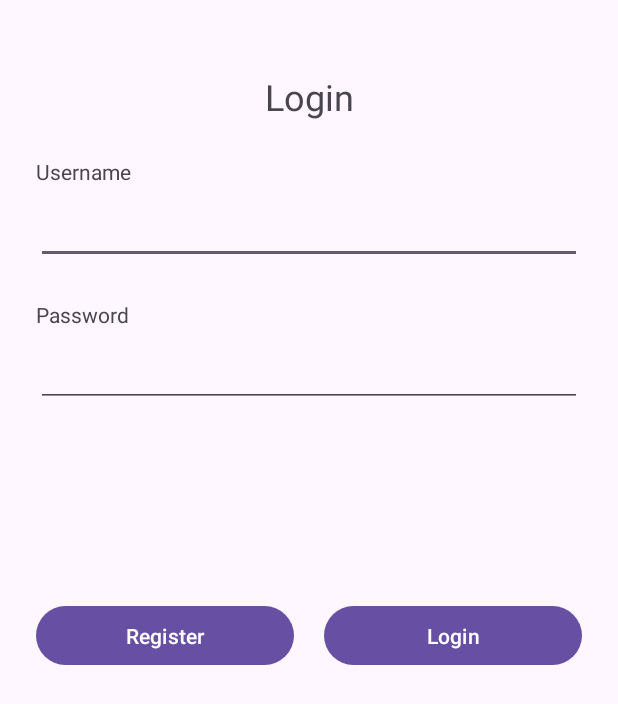
After one commit to Shloktheboss142/EventManagementApp, an Android app: the UserLogin screen opened directly, with no data from a screen before it, on a phone screen of 412 x 824 dp. The commit adds this screen. Shown: the top 704 px of the screen. Run offline under Robolectric (Android 15) with nearby library versions, the phone set to English and light mode, and no system bars.

Commit message:
Basic UI for login (portrait and landscape) done

```diff
--- a/app/build.gradle.kts
+++ b/app/build.gradle.kts
@@ -33,6 +33,7 @@ dependencies {
     implementation("androidx.appcompat:appcompat:1.6.1")
     implementation("com.google.android.material:material:1.11.0")
     implementation("androidx.constraintlayout:constraintlayout:2.1.4")
+    implementation("androidx.activity:activity:1.8.0")
     testImplementation("junit:junit:4.13.2")
     androidTestImplementation("androidx.test.ext:junit:1.1.5")
     androidTestImplementation("androidx.test.espresso:espresso-core:3.5.1")
--- a/app/src/main/AndroidManifest.xml
+++ b/app/src/main/AndroidManifest.xml
@@ -13,6 +13,9 @@
         android:theme="@style/Theme.Assignment1"
         tools:targetApi="31">
         <activity
+            android:name=".UserLogin"
+            android:exported="false" />
+        <activity
             android:name=".UserRegisterActivity"
             android:exported="false" />
         <activity
--- /dev/null
+++ b/app/src/main/java/com/fit2081/assignment1/UserLogin.java
@@ -0,0 +1,32 @@
+package com.fit2081.assignment1;
+
+import android.content.Intent;
+import android.os.Bundle;
+import android.view.View;
+
+import androidx.activity.EdgeToEdge;
+import androidx.appcompat.app.AppCompatActivity;
+import androidx.core.graphics.Insets;
+import androidx.core.view.ViewCompat;
+import androidx.core.view.WindowInsetsCompat;
+
+public class UserLogin extends AppCompatActivity {
+
+    @Override
+    protected void onCreate(Bundle savedInstanceState) {
+        super.onCreate(savedInstanceState);
+        EdgeToEdge.enable(this);
+        setContentView(R.layout.activity_user_login);
+        ViewCompat.setOnApplyWindowInsetsListener(findViewById(R.id.main), (v, insets) -> {
+            Insets systemBars = insets.getInsets(WindowInsetsCompat.Type.systemBars());
+            v.setPadding(systemBars.left, systemBars.top, systemBars.right, systemBars.bottom);
+            return insets;
+        });
+    }
+
+    public void onClickRegister(View view) {
+        Intent intent = new Intent(this, MainActivity.class);
+
+        startActivity(intent);
+    }
+}
--- a/app/src/main/res/layout/activity_main.xml
+++ b/app/src/main/res/layout/activity_main.xml
@@ -11,7 +11,7 @@
         android:layout_width="wrap_content"
         android:layout_height="wrap_content"
         android:orientation="horizontal"
-        app:layout_constraintGuide_begin="80dp" />
+        app:layout_constraintGuide_begin="81dp" />
 
     <TextView
         android:id="@+id/textView3"
@@ -39,19 +39,19 @@
         android:layout_width="wrap_content"
         android:layout_height="wrap_content"
         android:orientation="vertical"
-        app:layout_constraintGuide_begin="25dp" />
+        app:layout_constraintGuide_begin="24dp" />
 
     <androidx.constraintlayout.widget.Guideline
         android:id="@+id/guideline4"
         android:layout_width="wrap_content"
         android:layout_height="wrap_content"
         android:orientation="vertical"
-        app:layout_constraintGuide_end="25dp" />
+        app:layout_constraintGuide_end="24dp" />
 
     <EditText
         android:id="@+id/usernameInput"
         android:layout_width="0dp"
-        android:layout_height="43dp"
+        android:layout_height="44dp"
         android:layout_marginTop="8dp"
         android:ems="10"
         android:inputType="text"
@@ -93,7 +93,7 @@
     <EditText
         android:id="@+id/confirmPasswordInput"
         android:layout_width="0dp"
-        android:layout_height="43dp"
+        android:layout_height="44dp"
         android:layout_marginTop="8dp"
         android:ems="10"
         android:inputType="textPassword"
@@ -119,6 +119,7 @@
         android:layout_width="0dp"
         android:layout_height="47dp"
         android:layout_marginLeft="10dp"
+        android:onClick="onClickLogin"
         android:text="Login"
         app:layout_constraintEnd_toStartOf="@+id/guideline4"
         app:layout_constraintHorizontal_bias="0.5"
@@ -130,6 +131,6 @@
         android:layout_width="wrap_content"
         android:layout_height="wrap_content"
         android:orientation="horizontal"
-        app:layout_constraintGuide_begin="397dp" />
+        app:layout_constraintGuide_begin="400dp" />
 
 </androidx.constraintlayout.widget.ConstraintLayout>
--- /dev/null
+++ b/app/src/main/res/layout/activity_user_login.xml
@@ -0,0 +1,113 @@
+<?xml version="1.0" encoding="utf-8"?>
+<androidx.constraintlayout.widget.ConstraintLayout xmlns:android="http://schemas.android.com/apk/res/android"
+    xmlns:app="http://schemas.android.com/apk/res-auto"
+    xmlns:tools="http://schemas.android.com/tools"
+    android:id="@+id/main"
+    android:layout_width="match_parent"
+    android:layout_height="match_parent"
+    tools:context=".UserLogin">
+
+    <EditText
+        android:id="@+id/usernameInput"
+        android:layout_width="0dp"
+        android:layout_height="44dp"
+        android:layout_marginTop="8dp"
+        android:ems="10"
+        android:inputType="text"
+        app:layout_constraintEnd_toStartOf="@+id/guideline14"
+        app:layout_constraintStart_toStartOf="@+id/guideline13"
+        app:layout_constraintTop_toBottomOf="@+id/textView4" />
+
+    <TextView
+        android:id="@+id/textView3"
+        android:layout_width="wrap_content"
+        android:layout_height="wrap_content"
+        android:text="Login"
+        android:textSize="24sp"
+        app:layout_constraintBottom_toTopOf="@+id/guideline12"
+        app:layout_constraintEnd_toEndOf="parent"
+        app:layout_constraintHorizontal_bias="0.5"
+        app:layout_constraintStart_toStartOf="parent" />
+
+    <TextView
+        android:id="@+id/textView5"
+        android:layout_width="wrap_content"
+        android:layout_height="wrap_content"
+        android:layout_marginTop="24dp"
+        android:text="Password"
+        app:layout_constraintStart_toStartOf="@+id/guideline13"
+        app:layout_constraintTop_toBottomOf="@+id/usernameInput" />
+
+    <TextView
+        android:id="@+id/textView4"
+        android:layout_width="wrap_content"
+        android:layout_height="wrap_content"
+
+        android:layout_marginTop="24dp"
+        android:text="Username"
+        app:layout_constraintStart_toStartOf="@+id/guideline13"
+        app:layout_constraintTop_toTopOf="@+id/guideline12" />
+
+    <Button
+        android:id="@+id/loginButton"
+        android:layout_width="0dp"
+        android:layout_height="47dp"
+        android:layout_marginLeft="10dp"
+        android:text="Login"
+        app:layout_constraintEnd_toStartOf="@+id/guideline14"
+        app:layout_constraintHorizontal_bias="0.5"
+        app:layout_constraintStart_toEndOf="@+id/registerButton"
+        app:layout_constraintTop_toTopOf="@+id/guideline15" />
+
+    <Button
+        android:id="@+id/registerButton"
+        android:layout_width="0dp"
+        android:layout_height="47dp"
+        android:layout_marginRight="10dp"
+        android:onClick="onClickRegister"
+        android:text="Register"
+        app:layout_constraintEnd_toStartOf="@+id/loginButton"
+        app:layout_constraintHorizontal_bias="0.5"
+        app:layout_constraintStart_toStartOf="@+id/guideline13"
+        app:layout_constraintTop_toTopOf="@+id/guideline15" />
+
+    <EditText
+        android:id="@+id/passwordInput"
+        android:layout_width="0dp"
+        android:layout_height="44dp"
+        android:layout_marginTop="8dp"
+        android:ems="10"
+        android:inputType="textPassword"
+        app:layout_constraintEnd_toStartOf="@+id/guideline14"
+        app:layout_constraintStart_toStartOf="@+id/guideline13"
+        app:layout_constraintTop_toBottomOf="@+id/textView5" />
+
+    <androidx.constraintlayout.widget.Guideline
+        android:id="@+id/guideline12"
+        android:layout_width="wrap_content"
+        android:layout_height="wrap_content"
+        android:orientation="horizontal"
+        app:layout_constraintGuide_begin="81dp" />
+
+    <androidx.constraintlayout.widget.Guideline
+        android:id="@+id/guideline13"
+        android:layout_width="wrap_content"
+        android:layout_height="wrap_content"
+        android:orientation="vertical"
+        app:layout_constraintGuide_begin="24dp" />
+
+    <androidx.constraintlayout.widget.Guideline
+        android:id="@+id/guideline14"
+        android:layout_width="wrap_content"
+        android:layout_height="wrap_content"
+        android:orientation="vertical"
+        app:layout_constraintGuide_end="24dp" />
+
+    <androidx.constraintlayout.widget.Guideline
+        android:id="@+id/guideline15"
+        android:layout_width="wrap_content"
+        android:layout_height="wrap_content"
+        android:orientation="horizontal"
+        app:layout_constraintGuide_begin="400dp" />
+
+</androidx.constraintlayout.widget.ConstraintLayout>
```
